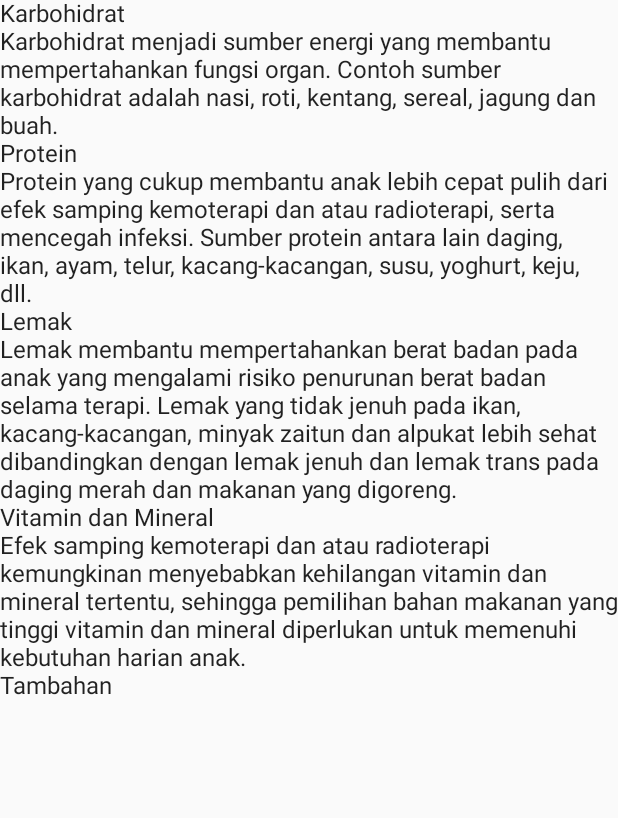
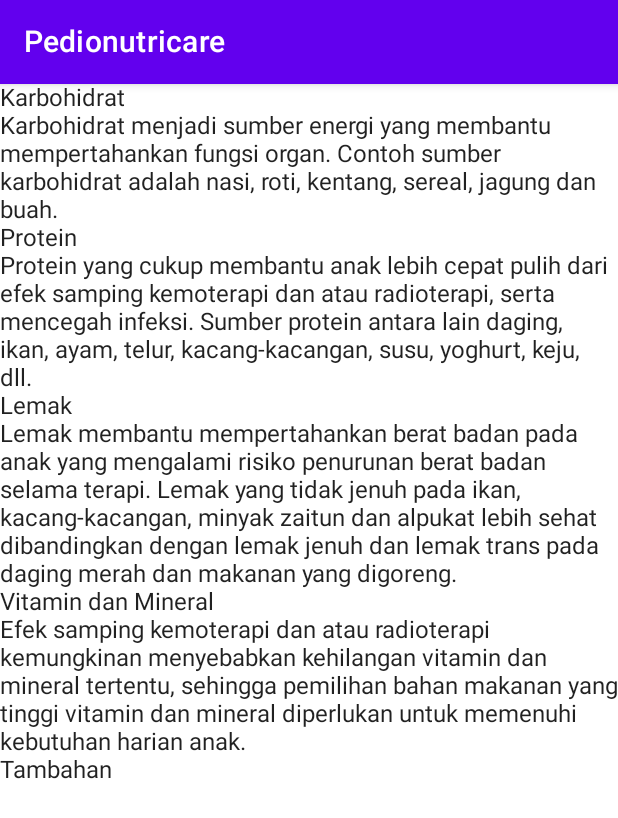
Before and after one commit to Fatimazza/Pedionutricare, an Android app built with Jetpack Compose: the NutritionNeedsActivity screen opened directly, with no data from a screen before it, on a phone screen of 412 x 824 dp. Shown: the top 818 px of the screen. Run offline under Robolectric (Android 15) with nearby library versions, the phone set to English and light mode, and no system bars.

Commit message:
Needs - Add Scaffold Layout

```diff
--- a/app/src/main/java/xyz/codingwithza/pedionutricare/NutritionNeedsActivity.kt
+++ b/app/src/main/java/xyz/codingwithza/pedionutricare/NutritionNeedsActivity.kt
@@ -5,8 +5,11 @@ import androidx.activity.ComponentActivity
 import androidx.activity.compose.setContent
 import androidx.compose.foundation.lazy.LazyColumn
 import androidx.compose.foundation.lazy.items
+import androidx.compose.material.Scaffold
 import androidx.compose.material.Text
+import androidx.compose.material.TopAppBar
 import androidx.compose.runtime.Composable
+import androidx.compose.ui.res.stringResource
 import androidx.compose.ui.tooling.preview.Preview
 import xyz.codingwithza.pedionutricare.model.NeedsDataSource
 import xyz.codingwithza.pedionutricare.ui.theme.PedionutricareTheme
@@ -24,7 +27,17 @@ class NutritionNeedsActivity : ComponentActivity() {
 
 @Composable
 fun NutritionNeedsScreen() {
-    NutritionNeeds()
+    Scaffold(
+        topBar = {
+            TopAppBar(
+                title = {
+                    Text(stringResource(R.string.app_name))
+                }
+            )
+        }
+    ) {
+        NutritionNeeds()
+    }
 }
 
 @Composable
```
